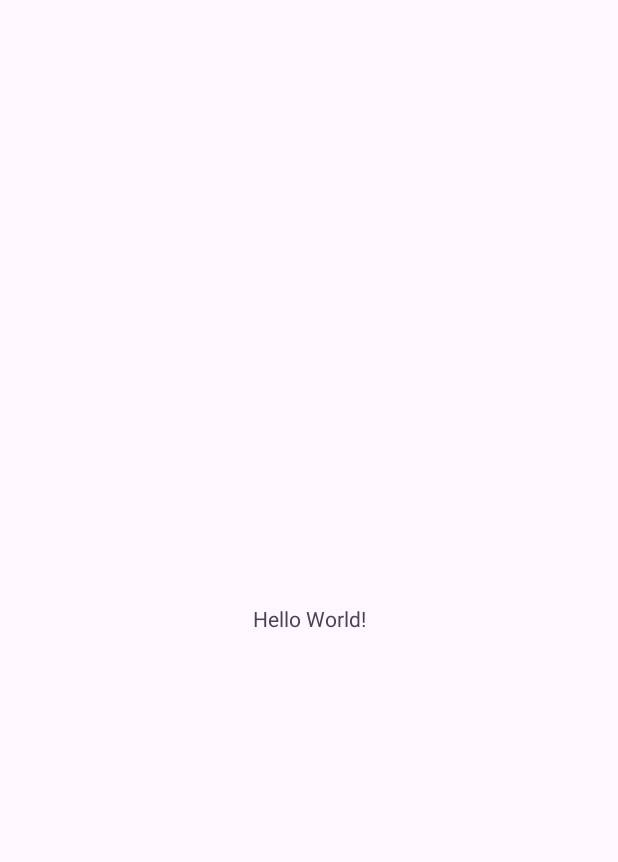
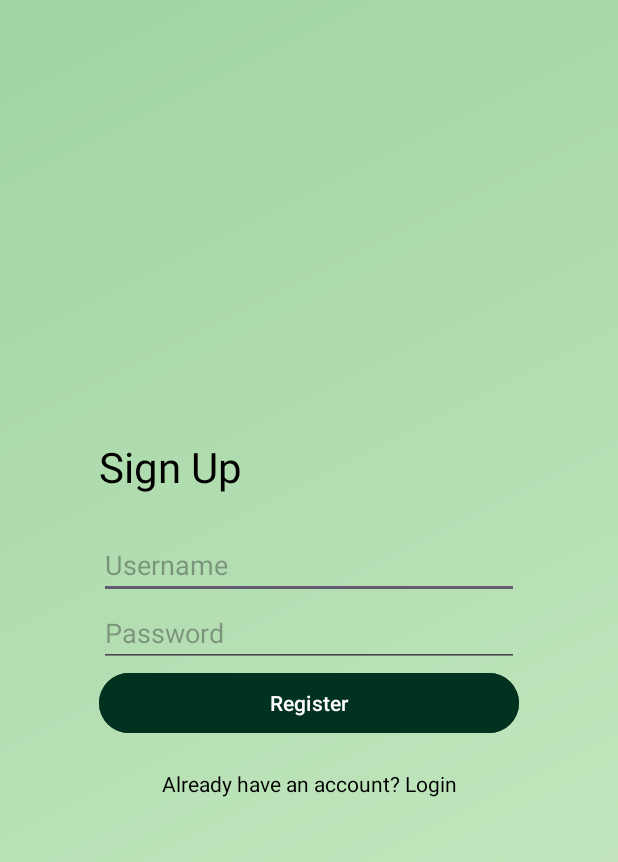
Before and after one commit to Teghpreet3001/GreenPlate, an Android app: the screen it shows after launch (MainActivity before the commit, SignUpActivity after it), on a phone screen of 412 x 824 dp. Before the commit the part shown is almost empty. Shown: the top 862 px of the screen. Run offline under Robolectric (Android 15) with nearby library versions, the phone set to English and light mode, and no system bars.

Commit message:
Signup page centered & SignUpActivity class added
* signup page

* fixed align

* Centered Sign Up page and added SignUpActivity class

* remove idea director + increase sign up page width + add idea in gitignore

---------

Co-authored-by: Rachit Gupta <guptarachit2004@gmail.com>

```diff
--- a/app/src/main/AndroidManifest.xml
+++ b/app/src/main/AndroidManifest.xml
@@ -13,14 +13,16 @@
         android:theme="@style/Theme.GreenPlate"
         tools:targetApi="31">
         <activity
+            android:name=".views.SignUpActivity"
+            android:exported="true">
+        </activity>
+        <activity
             android:name=".views.MainActivity"
             android:exported="true">
             <intent-filter>
-                <action android:name="android.intent.action.MAIN" />
-
-                <category android:name="android.intent.category.LAUNCHER" />
+                <action android:name="android.intent.action.MAIN"/>
+                <category android:name="android.intent.category.LAUNCHER"/>
             </intent-filter>
         </activity>
     </application>
-
 </manifest>
--- a/app/src/main/java/com/example/greenplate/views/MainActivity.java
+++ b/app/src/main/java/com/example/greenplate/views/MainActivity.java
@@ -1,9 +1,8 @@
 package com.example.greenplate.views;
 
 import androidx.appcompat.app.AppCompatActivity;
-
+import android.content.Intent;
 import android.os.Bundle;
-
 import com.example.greenplate.R;
 
 public class MainActivity extends AppCompatActivity {
@@ -12,5 +11,13 @@ public class MainActivity extends AppCompatActivity {
     protected void onCreate(Bundle savedInstanceState) {
         super.onCreate(savedInstanceState);
         setContentView(R.layout.activity_main);
+
+        // Create an Intent to start SignUpActivity
+        Intent intent = new Intent(this, SignUpActivity.class);
+        startActivity(intent);
+
+        // Optional: If you don't want users to return to MainActivity by pressing back,
+        // call finish() after starting the activity
+        finish();
     }
 }
--- /dev/null
+++ b/app/src/main/java/com/example/greenplate/views/SignUpActivity.java
@@ -0,0 +1,14 @@
+package com.example.greenplate.views;
+
+import android.os.Bundle;
+import androidx.appcompat.app.AppCompatActivity;
+import com.example.greenplate.R;
+
+public class SignUpActivity extends AppCompatActivity {
+
+    @Override
+    protected void onCreate(Bundle savedInstanceState) {
+        super.onCreate(savedInstanceState);
+        setContentView(R.layout.activity_signup);
+    }
+}
--- a/app/src/main/res/drawable/background_gradient.xml
+++ b/app/src/main/res/drawable/background_gradient.xml
@@ -4,5 +4,5 @@
     <gradient
         android:startColor="#CDEBC5"
         android:endColor="#9FD4A3"
-    android:angle="120"/> <!-- Diagonal gradient -->
+    android:angle="135"/> <!-- Diagonal gradient -->
 </shape>
--- a/app/src/main/res/layout/activity_signup.xml
+++ b/app/src/main/res/layout/activity_signup.xml
@@ -1,48 +1,62 @@
 <?xml version="1.0" encoding="utf-8"?>
-<LinearLayout xmlns:android="http://schemas.android.com/apk/res/android"
+<androidx.constraintlayout.widget.ConstraintLayout xmlns:android="http://schemas.android.com/apk/res/android"
+    xmlns:app="http://schemas.android.com/apk/res-auto"
     android:layout_width="match_parent"
     android:layout_height="match_parent"
+    android:background="@drawable/background_gradient">
+
+    <LinearLayout
+        android:layout_width="match_parent"
+        android:layout_height="wrap_content"
         android:orientation="vertical"
-    android:background="@drawable/background_gradient"
-    android:padding="16dp">
+        android:padding="16dp"
+        android:layout_marginHorizontal="50dp"
+        app:layout_constraintTop_toTopOf="parent"
+        app:layout_constraintBottom_toBottomOf="parent"
+        app:layout_constraintLeft_toLeftOf="parent"
+        app:layout_constraintRight_toRightOf="parent"
+        app:layout_constraintStart_toStartOf="parent"
+        app:layout_constraintEnd_toEndOf="parent">
 
         <!-- Title for the Sign Up Page -->
         <TextView
-        android:layout_width="match_parent"
+            android:layout_width="wrap_content"
             android:layout_height="wrap_content"
             android:text="Sign Up"
             android:textSize="28sp"
-        android:textColor="#013220"
-        android:gravity="center_horizontal"
-        android:layout_marginBottom="24dp"/>
+            android:textColor="@android:color/black"
+            android:gravity="center"
+            android:layout_marginBottom="24dp" />
 
         <EditText
             android:id="@+id/editTextUsername"
             android:layout_width="match_parent"
             android:layout_height="wrap_content"
             android:hint="Username"
-        android:inputType="text"/>
+            android:inputType="text" />
 
         <EditText
             android:id="@+id/editTextPassword"
             android:layout_width="match_parent"
             android:layout_height="wrap_content"
             android:hint="Password"
-        android:inputType="textPassword"/>
+            android:inputType="textPassword" />
 
         <Button
             android:id="@+id/registerButton"
             android:layout_width="match_parent"
             android:layout_height="wrap_content"
             android:backgroundTint="#013220"
-        android:text="Register"/>
+            android:text="Register" />
 
         <TextView
             android:id="@+id/textViewLoginLink"
-        android:layout_width="wrap_content"
+            android:layout_width="match_parent"
             android:layout_height="wrap_content"
+            android:textAlignment="center"
             android:text="Already have an account? Login"
             android:textColor="@color/black"
-        android:layout_gravity="center_horizontal"
-        android:paddingTop="20dp"/>
+            android:gravity="center"
+            android:paddingTop="20dp" />
     </LinearLayout>
+</androidx.constraintlayout.widget.ConstraintLayout>
```
Also changed, not shown: 1 other file. Lines whose indentation alone changed are shown as unchanged.
